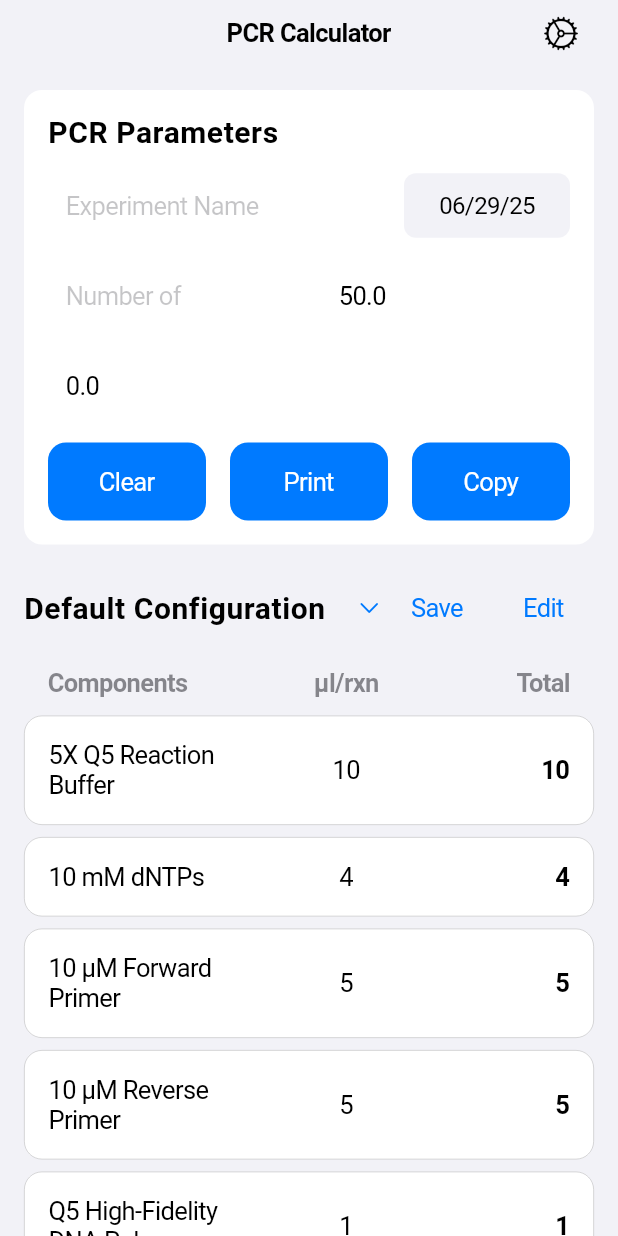
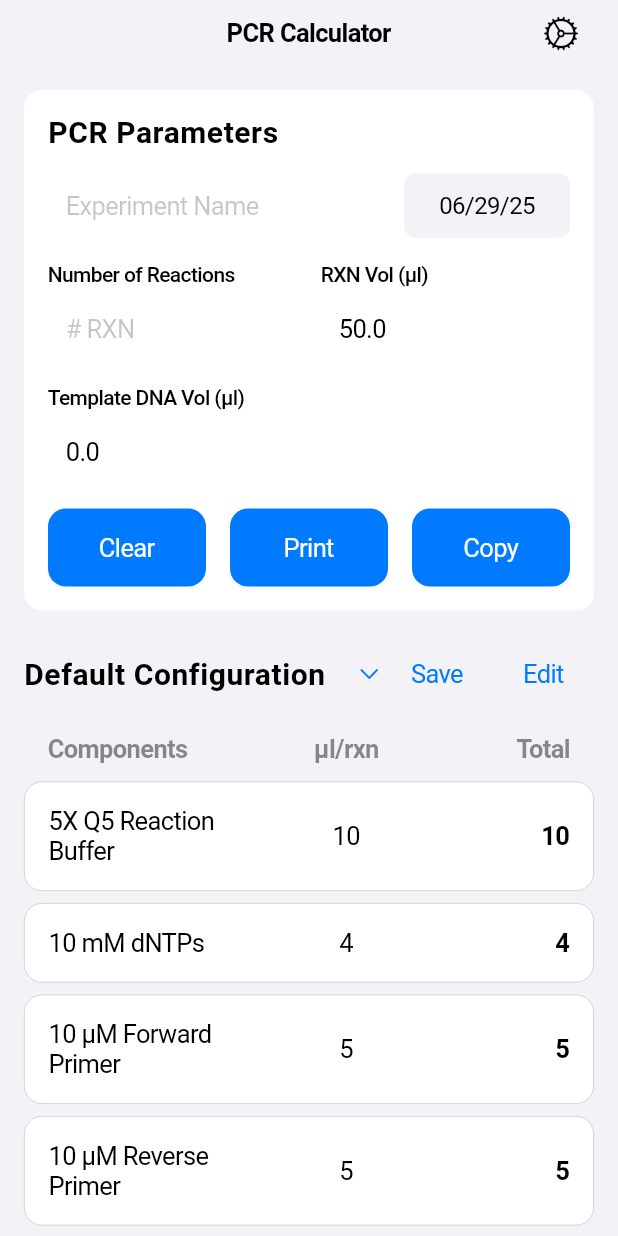
Before and after one commit to alextu870719/Lab-Studio, a Flutter app: the screen it shows after launch, on a phone screen of 412 x 824 dp. Run offline on Flutter 3.47's test engine with Material 3 defaults, Android fonts, the phone set to English and light mode, and no system bars; our stand-ins replace printing, shared_preferences.

Commit message:
Add clear labels with units to PCR Parameters input fields
- Added 'Number of RXN' label above reaction count field
- Added 'RXN Vol (µl)' label above reaction volume field
- Added 'Template DNA Vol (µl)' label above template DNA volume field
- Improved user experience with clearer field identification
- Shortened placeholder text for cleaner appearance
- Consistent labeling style across all PCR parameter inputs

```diff
--- a/lib/main.dart
+++ b/lib/main.dart
@@ -1150,9 +1150,21 @@ class _PcrCalculatorPageState extends State<PcrCalculatorPage> {
                   Row(
                     children: [
                       Expanded(
-                        child: CupertinoTextField(
+                        child: Column(
+                          crossAxisAlignment: CrossAxisAlignment.start,
+                          children: [
+                            Text(
+                              'Number of Reactions',
+                              style: TextStyle(
+                                color: widget.isDarkMode ? CupertinoColors.white : CupertinoColors.black,
+                                fontSize: 14,
+                                fontWeight: FontWeight.w500,
+                              ),
+                            ),
+                            const SizedBox(height: 6),
+                            CupertinoTextField(
                               controller: _numReactionsController,
-                          placeholder: 'Number of Reactions',
+                              placeholder: '# RXN',
                               keyboardType: TextInputType.number,
                               inputFormatters: [BankStyleIntegerFormatter(maxDigits: 3)],
                               style: TextStyle(color: widget.isDarkMode ? CupertinoColors.white : CupertinoColors.black),
@@ -1166,12 +1178,26 @@ class _PcrCalculatorPageState extends State<PcrCalculatorPage> {
                               padding: const EdgeInsets.symmetric(vertical: 12.0, horizontal: 12.0),
                               onChanged: (value) => _calculateVolumes(),
                             ),
+                          ],
+                        ),
                       ),
                       const SizedBox(width: 16),
                       Expanded(
-                        child: CupertinoTextField(
+                        child: Column(
+                          crossAxisAlignment: CrossAxisAlignment.start,
+                          children: [
+                            Text(
+                              'RXN Vol (µl)',
+                              style: TextStyle(
+                                color: widget.isDarkMode ? CupertinoColors.white : CupertinoColors.black,
+                                fontSize: 14,
+                                fontWeight: FontWeight.w500,
+                              ),
+                            ),
+                            const SizedBox(height: 6),
+                            CupertinoTextField(
                               controller: _customReactionVolumeController,
-                          placeholder: 'Reaction Volume (µl)',
+                              placeholder: 'Volume',
                               keyboardType: TextInputType.number,
                               inputFormatters: [BankStyleDecimalFormatter(decimalPlaces: 1, maxDigits: 5)],
                               style: TextStyle(color: widget.isDarkMode ? CupertinoColors.white : CupertinoColors.black),
@@ -1185,13 +1211,27 @@ class _PcrCalculatorPageState extends State<PcrCalculatorPage> {
                               padding: const EdgeInsets.symmetric(vertical: 12.0, horizontal: 12.0),
                               onChanged: (value) => _calculateVolumes(),
                             ),
+                          ],
+                        ),
                       ),
                     ],
                   ),
                   const SizedBox(height: 16),
+                  Column(
+                    crossAxisAlignment: CrossAxisAlignment.start,
+                    children: [
+                      Text(
+                        'Template DNA Vol (µl)',
+                        style: TextStyle(
+                          color: widget.isDarkMode ? CupertinoColors.white : CupertinoColors.black,
+                          fontSize: 14,
+                          fontWeight: FontWeight.w500,
+                        ),
+                      ),
+                      const SizedBox(height: 6),
                       CupertinoTextField(
                         controller: _templateDnaVolumeController,
-                    placeholder: 'Template DNA Volume (µl)',
+                        placeholder: 'Template Volume',
                         keyboardType: TextInputType.number,
                         inputFormatters: [BankStyleDecimalFormatter(decimalPlaces: 1, maxDigits: 5)],
                         style: TextStyle(color: widget.isDarkMode ? CupertinoColors.white : CupertinoColors.black),
@@ -1204,6 +1244,8 @@ class _PcrCalculatorPageState extends State<PcrCalculatorPage> {
                         ),
                         padding: const EdgeInsets.symmetric(vertical: 12.0, horizontal: 12.0),
                         onChanged: (value) => _calculateVolumes(),
+                      ),
+                    ],
                   ),
                   const SizedBox(height: 16),
                   Row(
```
Lines whose indentation alone changed are shown as unchanged.
